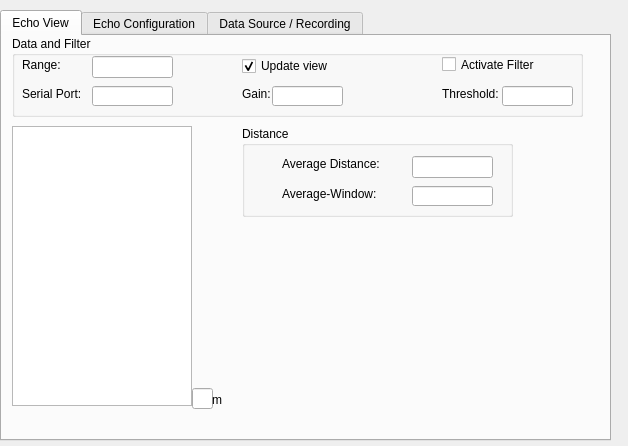
Before: the Qt Designer form Hanse/Module_EchoSounder/echosounderform.ui in iti-luebeck/HANSE2011, drawn with Qt 5.
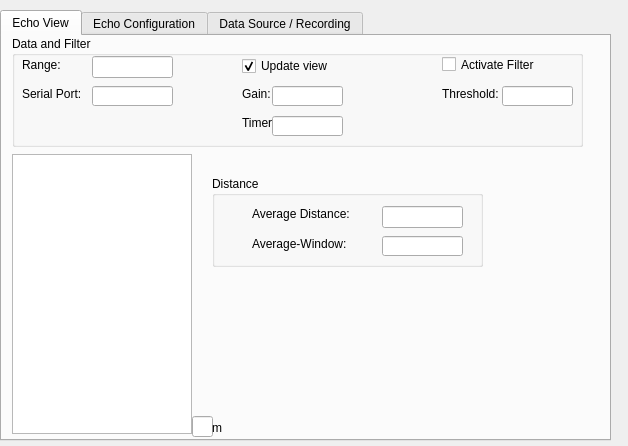
After: the same form once the commit is applied. The open tabs and pages were chosen to show the change.

Commit message: Paar Änderungen in UI/Einstellungen für EchoSounder und WallFollowing

Patch:
```diff
--- a/Hanse/Module_EchoSounder/echosounderform.ui
+++ b/Hanse/Module_EchoSounder/echosounderform.ui
@@ -36,7 +36,7 @@
      <property name="geometry">
       <rect>
        <x>10</x>
-       <y>90</y>
+       <y>118</y>
        <width>180</width>
        <height>280</height>
       </rect>
@@ -66,7 +66,7 @@
        <x>10</x>
        <y>0</y>
        <width>571</width>
-       <height>81</height>
+       <height>111</height>
       </rect>
      </property>
      <property name="title">
@@ -100,7 +100,7 @@
        <rect>
         <x>10</x>
         <y>50</y>
-        <width>71</width>
+        <width>61</width>
         <height>16</height>
        </rect>
       </property>
@@ -199,12 +199,38 @@
        <bool>true</bool>
       </property>
      </widget>
+     <widget class="QLabel" name="label_11">
+      <property name="geometry">
+       <rect>
+        <x>230</x>
+        <y>80</y>
+        <width>46</width>
+        <height>13</height>
+       </rect>
+      </property>
+      <property name="text">
+       <string>Timer:</string>
+      </property>
+     </widget>
+     <widget class="QLineEdit" name="timer">
+      <property name="geometry">
+       <rect>
+        <x>260</x>
+        <y>80</y>
+        <width>71</width>
+        <height>20</height>
+       </rect>
+      </property>
+      <property name="readOnly">
+       <bool>true</bool>
+      </property>
+     </widget>
     </widget>
     <widget class="QLineEdit" name="r2">
      <property name="geometry">
       <rect>
        <x>190</x>
-       <y>352</y>
+       <y>380</y>
        <width>21</width>
        <height>21</height>
       </rect>
@@ -217,7 +243,7 @@
      <property name="geometry">
       <rect>
        <x>210</x>
-       <y>356</y>
+       <y>384</y>
        <width>53</width>
        <height>16</height>
       </rect>
@@ -229,8 +255,8 @@
     <widget class="QGroupBox" name="groupBox_6">
      <property name="geometry">
       <rect>
-       <x>240</x>
-       <y>90</y>
+       <x>210</x>
+       <y>140</y>
        <width>271</width>
        <height>91</height>
       </rect>
```
Left out of the diff: 37 changed lines with no effect on the pictures. The commit also changes 7 other files.
